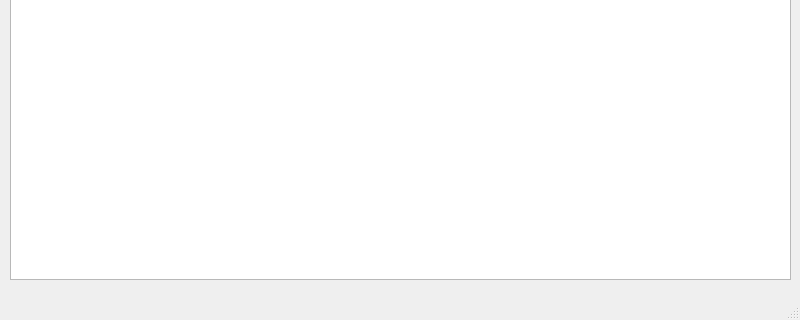
Above: jsontogui/mainwindow/mainwindow.ui from LeonidVolohov/JSONEditor before the change; both pictures show x 0 to 800 and y 280 to 600 of the 800 by 600 pixel window. Below: the same form after it.
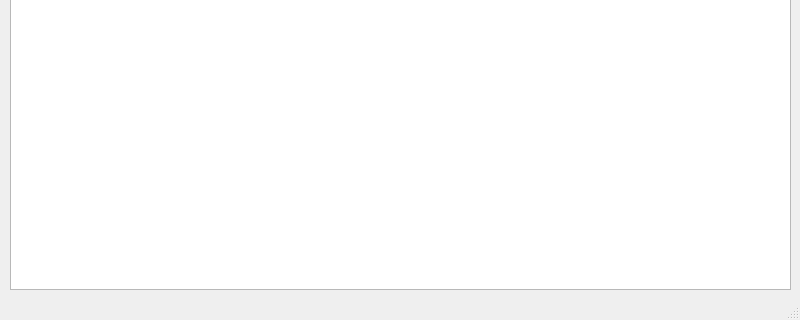
That is the form after the change.

Patch:
```diff
--- a/jsontogui/mainwindow/mainwindow.ui
+++ b/jsontogui/mainwindow/mainwindow.ui
@@ -20,7 +20,7 @@
       <x>10</x>
       <y>10</y>
       <width>781</width>
-      <height>531</height>
+      <height>541</height>
      </rect>
     </property>
    </widget>
```
